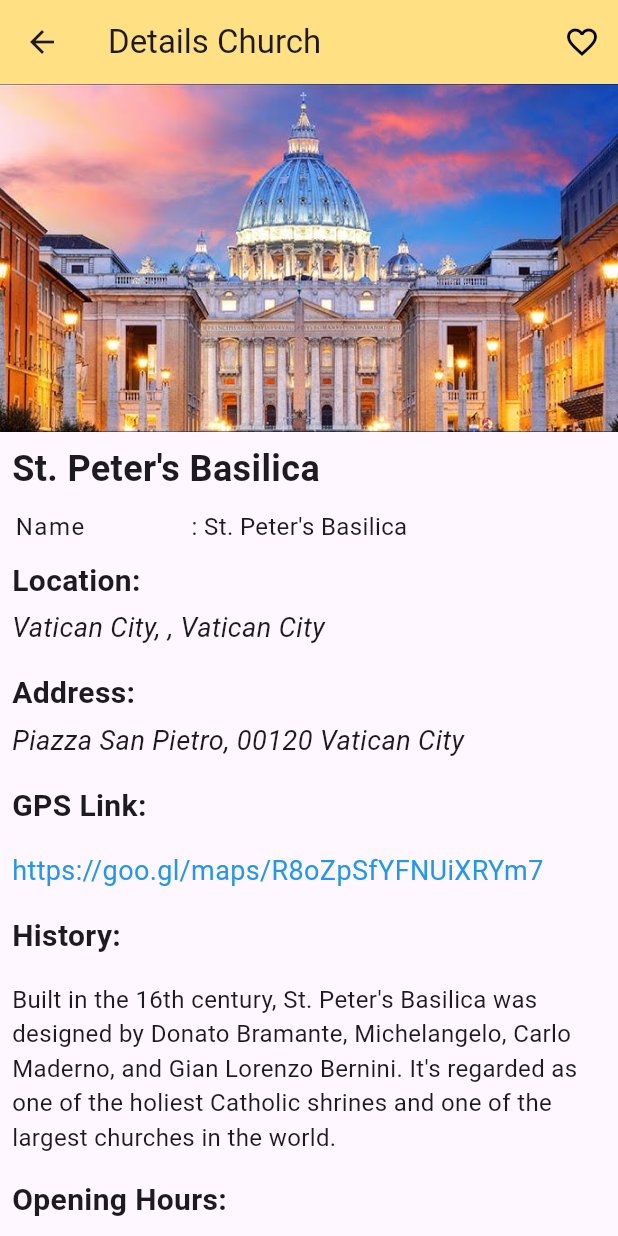
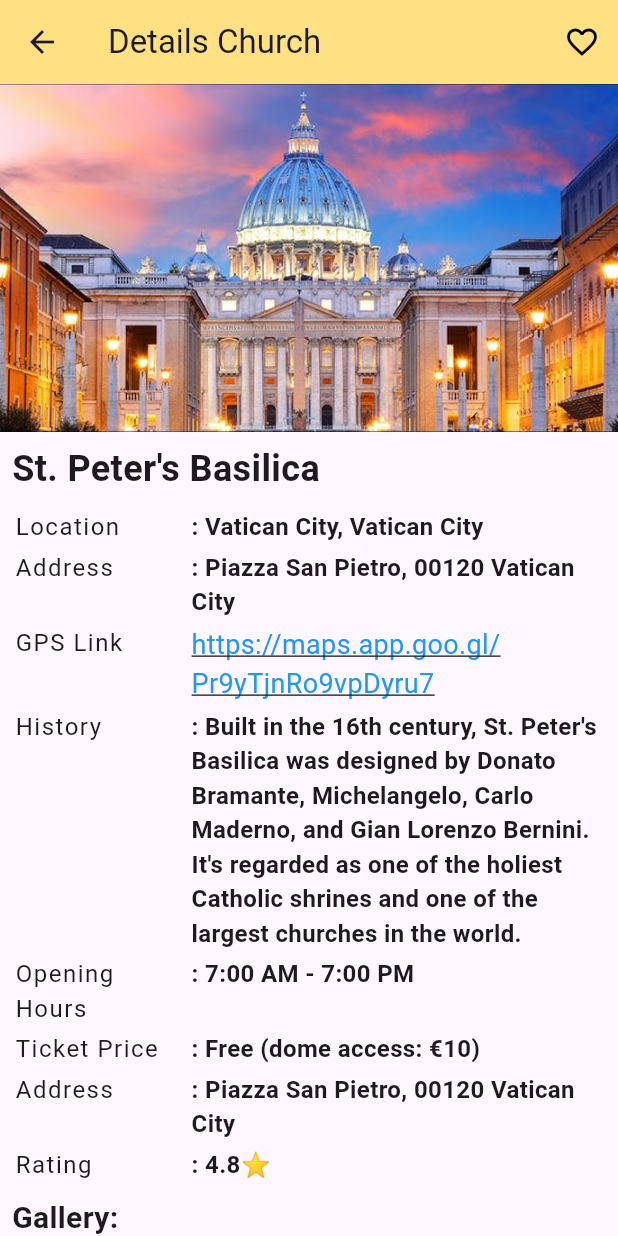
Before and after one commit to Yosua13/My-Church, a Flutter app: the ChurchDetailPage screen opened directly with sample values from the repository, on a phone screen of 412 x 824 dp. Run offline on Flutter 3.47's test engine with Material 2 defaults, Android fonts, the phone set to English and light mode, and no system bars; accounts and stored records are empty; project files that could hold a hidden picture were left out.

Commit message:
fix(register): memperbaiki bug overflowed pada register dan memperbaiki tampilan yang kemungkinan menyebabkan overflowed

```diff
--- a/lib/routes/church_detail_page.dart
+++ b/lib/routes/church_detail_page.dart
@@ -57,7 +57,6 @@ class ChurchDetailPageState extends State<ChurchDetailPage> {
         child: Column(
           crossAxisAlignment: CrossAxisAlignment.start,
           children: [
-            // Display main image of the church
             Image.asset(church.mainImageUrl),
 
             // Church name
@@ -70,67 +69,50 @@ class ChurchDetailPageState extends State<ChurchDetailPage> {
               ),
             ),
 
-            cardData(dataModel: church.name, hintText: 'Name'),
+            cardData(
+              dataModel: church.locationDetails,
+              hintText: 'Location',
+              fontWeight: FontWeight.bold,
+            ),
 
-            // Location Details (City, Province, Country)
+            cardData(
+              dataModel: church.address,
+              hintText: 'Address',
+              fontWeight: FontWeight.bold,
+            ),
+
             Padding(
-              padding: const EdgeInsets.all(8.0),
-              child: Column(
+              padding: const EdgeInsets.symmetric(horizontal: 10, vertical: 2),
+              child: Row(
                 crossAxisAlignment: CrossAxisAlignment.start,
-                children: [
-                  const Text(
-                    'Location:',
-                    style: TextStyle(fontSize: 20, fontWeight: FontWeight.bold),
-                  ),
-                  const SizedBox(height: 4),
-                  Text(
-                    '${church.city}, ${church.province}, ${church.country}',
-                    style: const TextStyle(
-                        fontSize: 18, fontStyle: FontStyle.italic),
-                  ),
-                ],
+                children: <Widget>[
+                  const Expanded(
+                    flex: 3,
+                    child: Text(
+                      'GPS Link',
+                      style: TextStyle(
+                        fontSize: 16,
+                        letterSpacing: 1.0,
                       ),
                     ),
-
-            // Address
-            Padding(
-              padding: const EdgeInsets.all(8.0),
-              child: Column(
-                crossAxisAlignment: CrossAxisAlignment.start,
-                children: [
-                  const Text(
-                    'Address:',
-                    style: TextStyle(fontSize: 20, fontWeight: FontWeight.bold),
                   ),
-                  const SizedBox(height: 4),
-                  Text(
-                    church.address,
-                    style: const TextStyle(
-                        fontSize: 18, fontStyle: FontStyle.italic),
-                  ),
-                ],
-              ),
-            ),
-
-            // GPS link
-            const Padding(
-              padding: EdgeInsets.all(8.0),
-              child: Text(
-                'GPS Link:',
-                style: TextStyle(fontSize: 20, fontWeight: FontWeight.bold),
-              ),
-            ),
-            Padding(
-              padding: const EdgeInsets.all(8.0),
+                  Expanded(
+                    flex: 7,
                     child: GestureDetector(
                       onTap: () async {
+                        final Uri uri = Uri.parse(church.gpsLink);
                         if (await canLaunchUrl(uri)) {
-                    await launchUrl(uri, mode: LaunchMode.externalApplication);
+                          await launchUrl(
+                            uri,
+                            mode: LaunchMode
+                                .externalApplication, // Buka di aplikasi eksternal
+                          );
                         } else {
                           ScaffoldMessenger.of(context).showSnackBar(
                             SnackBar(
-                        content:
-                            Text('Tidak dapat membuka link: $church.gpsLink'),
+                              content: Text(
+                                'Tidak dapat membuka link: ${church.gpsLink}',
+                              ),
                             ),
                           );
                         }
@@ -140,72 +122,66 @@ class ChurchDetailPageState extends State<ChurchDetailPage> {
                         style: const TextStyle(
                           fontSize: 18,
                           color: Colors.blue,
+                          decoration: TextDecoration
+                              .underline, // Menambahkan garis bawah
                         ),
                       ),
                     ),
                   ),
-
-            // History Section
-            const Padding(
-              padding: EdgeInsets.all(8.0),
-              child: Text(
-                'History:',
-                style: TextStyle(fontSize: 20, fontWeight: FontWeight.bold),
-              ),
-            ),
-            Padding(
-              padding: const EdgeInsets.all(8.0),
-              child: Text(
-                church.history,
-                style: const TextStyle(fontSize: 16),
+                ],
               ),
             ),
 
-            // Opening Hours
-            const Padding(
-              padding: EdgeInsets.all(8.0),
+            cardData(
+              dataModel: church.history,
+              hintText: 'History',
+              fontWeight: FontWeight.bold,
+            ),
+
+            cardData(
+              dataModel: church.openingHours,
+              hintText: 'Opening Hours',
+              fontWeight: FontWeight.bold,
+            ),
+
+            cardData(
+              dataModel: church.ticketPrice,
+              hintText: 'Ticket Price',
+              fontWeight: FontWeight.bold,
+            ),
+
+            cardData(
+              dataModel: church.address,
+              hintText: 'Address',
+              fontWeight: FontWeight.bold,
+            ),
+
+            Padding(
+              padding: const EdgeInsets.symmetric(horizontal: 10, vertical: 2),
+              child: Row(
+                crossAxisAlignment: CrossAxisAlignment.start,
+                children: <Widget>[
+                  const Expanded(
+                    flex: 3,
                     child: Text(
-                'Opening Hours:',
-                style: TextStyle(fontSize: 20, fontWeight: FontWeight.bold),
+                      "Rating",
+                      style: TextStyle(
+                        fontSize: 16,
+                        letterSpacing: 1.0,
                       ),
                     ),
-            Padding(
-              padding: const EdgeInsets.all(8.0),
+                  ),
+                  Expanded(
+                    flex: 7,
                     child: Text(
-                church.openingHours,
-                style: const TextStyle(fontSize: 18),
+                      ': ${church.rating}⭐',
+                      style: const TextStyle(
+                        fontSize: 16,
+                        fontWeight: FontWeight.bold,
                       ),
                     ),
-
-            // Ticket Price
-            const Padding(
-              padding: EdgeInsets.all(8.0),
-              child: Text(
-                'Ticket Price:',
-                style: TextStyle(fontSize: 20, fontWeight: FontWeight.bold),
                   ),
-            ),
-            Padding(
-              padding: const EdgeInsets.all(8.0),
-              child: Text(
-                church.ticketPrice,
-                style: const TextStyle(fontSize: 18),
-              ),
-            ),
-
-            // Rating
-            const Padding(
-              padding: EdgeInsets.all(8.0),
-              child: Text(
-                'Rating:',
-                style: TextStyle(fontSize: 20, fontWeight: FontWeight.bold),
-              ),
-            ),
-            Padding(
-              padding: const EdgeInsets.all(8.0),
-              child: Text(
-                '${church.rating} ⭐',
-                style: const TextStyle(fontSize: 18),
+                ],
               ),
             ),
 
@@ -224,8 +200,20 @@ class ChurchDetailPageState extends State<ChurchDetailPage> {
                 itemCount: church.galleryImages.length,
                 itemBuilder: (context, index) {
                   return Padding(
-                    padding: const EdgeInsets.all(8.0),
-                    child: Image.asset(church.galleryImages[index]),
+                    padding: const EdgeInsets.only(
+                      left: 8,
+                      right: 8,
+                      bottom: 8,
+                    ),
+                    child: ClipRRect(
+                      borderRadius: BorderRadius.circular(12.0),
+                      child: Image.asset(
+                        church.galleryImages[index],
+                        fit: BoxFit.fill,
+                        width: 250,
+                        height: 100,
+                      ),
+                    ),
                   );
                 },
               ),
@@ -240,7 +228,7 @@ class ChurchDetailPageState extends State<ChurchDetailPage> {
       {String? dataModel,
       String? hintText,
       double? fontSize = 16,
-      String? fontWeight}) {
+      FontWeight? fontWeight}) {
     return Padding(
       padding: const EdgeInsets.symmetric(horizontal: 10, vertical: 2),
       child: Row(
@@ -262,6 +250,7 @@ class ChurchDetailPageState extends State<ChurchDetailPage> {
               ': $dataModel',
               style: TextStyle(
                 fontSize: fontSize,
+                fontWeight: fontWeight,
               ),
             ),
           ),
--- a/lib/routes/home_page.dart
+++ b/lib/routes/home_page.dart
@@ -316,7 +316,7 @@ final List<ChurchModel> famousChurches = [
     ],
     locationDetails: 'Vatican City, Vatican City',
     address: 'Piazza San Pietro, 00120 Vatican City',
-    gpsLink: 'https://goo.gl/maps/R8oZpSfYFNUiXRYm7',
+    gpsLink: 'https://maps.app.goo.gl/Pr9yTjnRo9vpDyru7',
     history:
         'Built in the 16th century, St. Peter\'s Basilica was designed by Donato Bramante, Michelangelo, Carlo Maderno, and Gian Lorenzo Bernini. It\'s regarded as one of the holiest Catholic shrines and one of the largest churches in the world.',
     publicFacilities: ['Toilet', 'Souvenir Shop', 'Cafe'],
@@ -341,7 +341,7 @@ final List<ChurchModel> famousChurches = [
     ],
     locationDetails: 'Barcelona, Catalonia, Spain',
     address: 'Carrer de Mallorca, 401, 08013 Barcelona, Spain',
-    gpsLink: 'https://goo.gl/maps/8D5MfWEDwBm',
+    gpsLink: 'https://maps.app.goo.gl/s7RZA4CsWc2ocGTn9',
     history:
         'Construction began in 1882 under architect Francisco de Paula del Villar, but Gaudí took over a year later. Still under construction, the Sagrada Familia remains an icon of architectural ingenuity.',
     publicFacilities: ['Toilet', 'Cafe', 'Audio Guides'],
@@ -366,7 +366,7 @@ final List<ChurchModel> famousChurches = [
     ],
     locationDetails: 'Paris, Île-de-France, France',
     address: '6 Parvis Notre-Dame - Pl. Jean-Paul II, 75004 Paris, France',
-    gpsLink: 'https://goo.gl/maps/T5D1m84RJrH2',
+    gpsLink: 'https://maps.app.goo.gl/nzXyd4yvyw4pN1t17',
     history:
         'Construction began in 1163 and was largely completed by 1260. Over the centuries, it has witnessed numerous historical events, including the coronation of Napoleon.',
     publicFacilities: ['Gift Shop', 'Restrooms'],
@@ -391,7 +391,7 @@ final List<ChurchModel> famousChurches = [
     ],
     locationDetails: 'London, England, United Kingdom',
     address: '20 Deans Yd, London SW1P 3PA, United Kingdom',
-    gpsLink: 'https://goo.gl/maps/Uv2QxR29syE2',
+    gpsLink: 'https://maps.app.goo.gl/6JWHcY3W7oF54n3K7',
     history:
         'Founded in 960, it has served as the site of every British coronation since William the Conqueror in 1066.',
     publicFacilities: ['Cafe', 'Gift Shop', 'Restrooms'],
@@ -416,7 +416,7 @@ final List<ChurchModel> famousChurches = [
     ],
     locationDetails: 'Moscow, Russia',
     address: 'Red Square, Moscow, Russia, 109012',
-    gpsLink: 'https://goo.gl/maps/Ds7m45XJ7FE2',
+    gpsLink: 'https://maps.app.goo.gl/6AgL3RaFycuYy2DC9',
     history:
         'Completed in 1561 by Tsar Ivan the Terrible to commemorate his military victories, it is a symbol of Russia and Orthodox Christianity.',
     publicFacilities: ['Gift Shop', 'Restrooms'],
@@ -441,7 +441,7 @@ final List<ChurchModel> famousChurches = [
     ],
     locationDetails: 'Milan, Lombardy, Italy',
     address: 'Piazza del Duomo, 20122 Milano MI, Italy',
-    gpsLink: 'https://goo.gl/maps/dXPz8pj1K5r',
+    gpsLink: 'https://maps.app.goo.gl/fnHo1NuBDTqjodme9',
     history:
         'Started in 1386 and took nearly six centuries to complete, it reflects Gothic, Renaissance, and Baroque styles.',
     publicFacilities: ['Toilet', 'Gift Shop', 'Cafe'],
@@ -466,7 +466,7 @@ final List<ChurchModel> famousChurches = [
     ],
     locationDetails: 'Jerusalem, Israel',
     address: 'Christian Quarter, Jerusalem, Israel',
-    gpsLink: 'https://goo.gl/maps/fE3JnK5qrrR2',
+    gpsLink: 'https://maps.app.goo.gl/PzgMGwLePgQjLq7r7',
     history:
         'Built in the 4th century by Emperor Constantine, the church is one of the holiest sites in Christianity.',
     publicFacilities: ['Restrooms'],
@@ -491,7 +491,7 @@ final List<ChurchModel> famousChurches = [
     ],
     locationDetails: 'Seville, Andalusia, Spain',
     address: 'Av. de la Constitución, s/n, 41004 Sevilla, Spain',
-    gpsLink: 'https://goo.gl/maps/9yX7BdntdZL2',
+    gpsLink: 'https://maps.app.goo.gl/jgQfjRSaSF6pVSTL6',
     history:
         'Constructed from 1401 to 1506, it was built to demonstrate the wealth of the city after the Reconquista.',
     publicFacilities: ['Gift Shop', 'Restrooms'],
@@ -515,7 +515,7 @@ final List<ChurchModel> famousChurches = [
     ],
     locationDetails: 'Venice, Veneto, Italy',
     address: 'Piazza San Marco, 328, 30100 Venezia VE, Italy',
-    gpsLink: 'https://goo.gl/maps/F3BoB3oh5N32',
+    gpsLink: 'https://maps.app.goo.gl/7wY5N1mndZa9hKBy6',
     history:
         'Built in 1094, it served as the Doge\'s private chapel until it became the city\'s cathedral in 1807.',
     publicFacilities: ['Toilet', 'Gift Shop', 'Audio Guides'],
@@ -540,7 +540,7 @@ final List<ChurchModel> famousChurches = [
     ],
     locationDetails: 'New York City, New York, United States',
     address: '5th Ave, New York, NY 10022, United States',
-    gpsLink: 'https://goo.gl/maps/sM9Xv9yY1kL2',
+    gpsLink: 'https://maps.app.goo.gl/5o4ZKwR4SJmBxVvXA',
     history:
         'Construction of St. Patrick\'s Cathedral began in 1858 and was completed in 1878. It serves as the largest Catholic cathedral in the United States and is one of New York\'s most prominent landmarks. The cathedral is known for its grandeur and impressive Neo-Gothic architecture.',
     publicFacilities: ['Restrooms', 'Gift Shop', 'Cafe', 'Tour Guides'],
--- a/lib/routes/login_page.dart
+++ b/lib/routes/login_page.dart
@@ -69,9 +69,8 @@ class _LoginPageState extends State<LoginPage> {
           child: Column(
             crossAxisAlignment: CrossAxisAlignment.start,
             children: <Widget>[
-              const SizedBox(height: 32),
+              const SizedBox(height: 16),
 
-              // Title and Subtitle Text
               const Text(
                 "Join Churchers",
                 style: TextStyle(
@@ -190,7 +189,7 @@ class _LoginPageState extends State<LoginPage> {
 
               // Register Link with TextSpan
               const SizedBox(
-                height: 50,
+                height: 15,
               ),
               Center(
                 child: RichText(
@@ -221,9 +220,6 @@ class _LoginPageState extends State<LoginPage> {
                   ),
                 ),
               ),
-              const SizedBox(
-                height: 64,
-              )
             ],
           ),
         ),
@@ -273,26 +269,6 @@ class _LoginPageState extends State<LoginPage> {
       ),
     );
   }
-
-  // void showSuccessDialog(BuildContext context, String title, String message) {
-  //   showDialog(
-  //     context: context,
-  //     builder: (BuildContext context) {
-  //       return AlertDialog(
-  //         title: Text(title),
-  //         content: Text(message),
-  //         actions: [
-  //           TextButton(
-  //             onPressed: () {
-  //               Navigator.of(context).pop(); // Tutup dialog
-  //             },
-  //             child: const Text('OK'),
-  //           ),
-  //         ],
-  //       );
-  //     },
-  //   );
-  // }
 
   void showSuccessDialog(BuildContext context, String title, String message) {
     showDialog(
--- a/lib/routes/profil_page.dart
+++ b/lib/routes/profil_page.dart
@@ -197,6 +197,7 @@ class _MyProfilPageState extends State<ProfilPage> {
                         context: context,
                         builder: (BuildContext context) {
                           return AlertDialog(
+                            backgroundColor: Color(0xFFFFE082),
                             title: const Text(
                                 "Apakah Anda ingin melakukan perubahan?"),
                             actions: [
--- a/lib/routes/register_page.dart
+++ b/lib/routes/register_page.dart
@@ -77,9 +77,8 @@ class _RegisterPageState extends State<RegisterPage> {
           child: Column(
             crossAxisAlignment: CrossAxisAlignment.start,
             children: <Widget>[
-              const SizedBox(height: 32),
+              const SizedBox(height: 16),
 
-              // Title and Subtitle Text
               const Text(
                 "Create Account",
                 style: TextStyle(
@@ -205,14 +204,12 @@ class _RegisterPageState extends State<RegisterPage> {
                                 email: _emailController.text,
                                 password: _passwordController.text,
                               );
-                              // Save user data using UserProvider
                               Provider.of<UserProvider>(context, listen: false)
                                   .registerUser(newUser);
 
                               showSuccessDialog(context, 'Register Success',
                                   'Congratulations, You have successfully registred');
 
-                              // Navigate to the login page after registration
                               Future.delayed(const Duration(milliseconds: 1500),
                                   () {
                                 Navigator.of(context).pushAndRemoveUntil(
@@ -237,7 +234,7 @@ class _RegisterPageState extends State<RegisterPage> {
 
               // Register Link with TextSpan
               const SizedBox(
-                height: 50,
+                height: 15,
               ),
               Center(
                 child: RichText(
@@ -268,9 +265,6 @@ class _RegisterPageState extends State<RegisterPage> {
                   ),
                 ),
               ),
-              const SizedBox(
-                height: 100,
-              )
             ],
           ),
         ),
```
Lines whose indentation alone changed are shown as unchanged.
